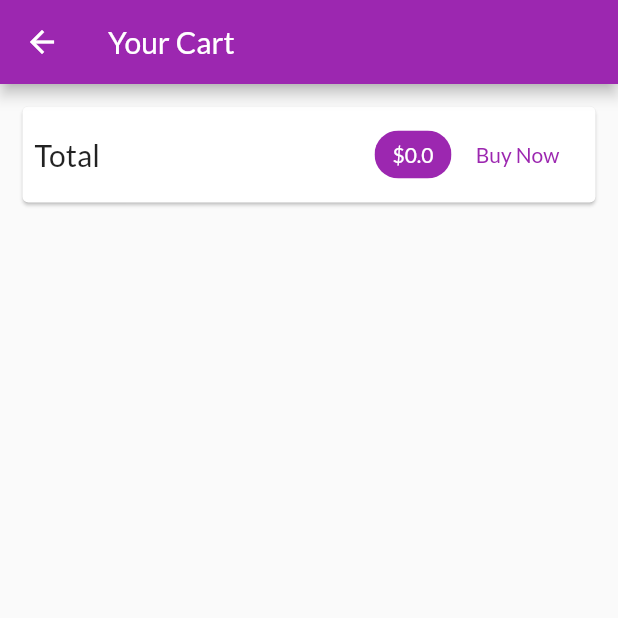
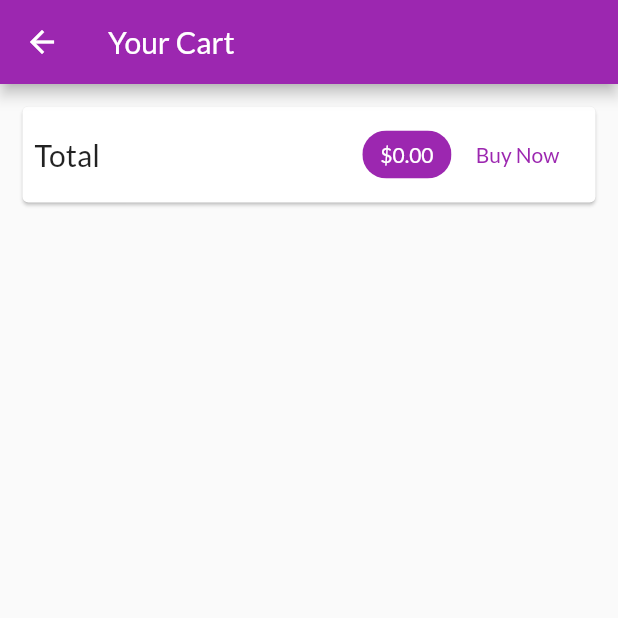
Before and after one commit to ameyd96/Flutter-Apps, a Flutter app: the CartScreen screen opened by its route, after a tap on "Buy Now", on a phone screen of 412 x 824 dp, the top half of it. Run offline on Flutter 3.47's test engine with Material 2 defaults, Android fonts, the phone set to English and light mode, and no system bars; network calls fail.

Commit message:
Drawer,Orders screen show and order placed details are shown

```diff
--- a/shop_app/lib/providers/cart.dart
+++ b/shop_app/lib/providers/cart.dart
@@ -68,4 +68,9 @@ class Cart with ChangeNotifier {
      _items.remove(productid);
      notifyListeners();
   }
+
+  void clear(){
+    _items ={};
+    notifyListeners();
+  }
 }
--- /dev/null
+++ b/shop_app/lib/providers/orders.dart
@@ -0,0 +1,36 @@
+import 'package:flutter/foundation.dart';
+import './cart.dart';
+
+class OrderItem {
+  final String id;
+  final double amount;
+  List<CartItem> products;
+  final DateTime dateTime;
+
+  OrderItem({
+    @required this.id,
+    @required this.amount,
+    @required this.products,
+    @required this.dateTime,
+  });
+}
+
+class Orders with ChangeNotifier {
+  List<OrderItem> _orders = [];
+
+  List<OrderItem> get orders {
+    return [..._orders];
+  }
+
+  void addOrder(List<CartItem> cartProducts, double total) {
+    _orders.insert(
+      0,
+      OrderItem(
+          id: DateTime.now().toString(),
+          amount: total,
+          dateTime: DateTime.now(),
+          products: cartProducts),
+    );
+    notifyListeners();
+  }
+}
--- a/shop_app/lib/screens/cart_screen.dart
+++ b/shop_app/lib/screens/cart_screen.dart
@@ -3,6 +3,7 @@ import 'package:provider/provider.dart';
 
 import '../providers/cart.dart' show Cart;
 import '../widgets/cart_item.dart';
+import '../providers/orders.dart';
 
 class CartScreen extends StatelessWidget {
   static const routeName = '/cart';
@@ -29,7 +30,7 @@ class CartScreen extends StatelessWidget {
                   Spacer(), // gives left margin , move to right sise
                   Chip(
                     label: Text(
-                      '\$${cart.tottalAmount}',
+                      '\$${cart.tottalAmount.toStringAsFixed(2)}',
                       style: TextStyle(
                           color:
                               Theme.of(context).primaryTextTheme.title.color),
@@ -38,7 +39,13 @@ class CartScreen extends StatelessWidget {
                   ),
                   FlatButton(
                     child: Text('Buy Now'),
-                    onPressed: () {},
+                    onPressed: () {
+                      Provider.of<Orders>(context, listen: false).addOrder(
+                        cart.items.values.toList(),
+                        cart.tottalAmount,
+                      );
+                      cart.clear();
+                    },
                     textColor: Theme.of(context).primaryColor,
                   )
                 ],
--- /dev/null
+++ b/shop_app/lib/screens/orders_screen.dart
@@ -0,0 +1,26 @@
+import 'package:flutter/material.dart';
+
+import 'package:provider/provider.dart';
+
+
+import '../widgets/app_drawer.dart';
+import '../providers/orders.dart' show Orders;
+import '../widgets/order_item.dart';
+
+class OrdersScreen extends StatelessWidget {
+  static const routeName = '/order';
+  @override
+  Widget build(BuildContext context) {
+    final orderData = Provider.of<Orders>(context);
+    return Scaffold(
+      appBar: AppBar(
+        title: Text('your Orders'),
+      ),
+      drawer: AppDrawer(),
+      body: ListView.builder(
+        itemCount: orderData.orders.length,
+        itemBuilder: (ctx, i) => OrderItem(orderData.orders[i]),
+      ),
+    );
+  }
+}
--- a/shop_app/lib/screens/product_overview_screen.dart
+++ b/shop_app/lib/screens/product_overview_screen.dart
@@ -8,6 +8,7 @@ import 'package:provider/provider.dart';
 import '../widgets/products_grid.dart';
 import '../widgets/badge.dart';
 import '../providers/cart.dart';
+import '../widgets/app_drawer.dart';
 
 enum FilterOptions {
   Favorites,
@@ -67,6 +68,7 @@ class _ProductOverviewScreenState extends State<ProductOverviewScreen> {
           ),
         ],
       ),
+      drawer: AppDrawer(),
       body: ProductsGrid(_showFavoriteOnly),
     );
   }
--- /dev/null
+++ b/shop_app/lib/widgets/order_item.dart
@@ -0,0 +1,70 @@
+import 'dart:math';
+
+import 'package:flutter/material.dart';
+import 'package:intl/intl.dart';
+
+import '../providers/orders.dart' as ord;
+
+class OrderItem extends StatefulWidget {
+  final ord.OrderItem order;
+
+  OrderItem(this.order);
+
+  @override
+  _OrderItemState createState() => _OrderItemState();
+}
+
+class _OrderItemState extends State<OrderItem> {
+  var _expaned = false;
+  @override
+  Widget build(BuildContext context) {
+    return Card(
+      margin: EdgeInsets.all(10),
+      child: Column(
+        children: [
+          ListTile(
+            title: Text('\$${widget.order.amount}'),
+            subtitle: Text(
+              DateFormat('dd/MM/yyyy hh:mm').format(widget.order.dateTime),
+            ),
+            trailing: IconButton(
+              icon: Icon(_expaned ? Icons.expand_less : Icons.expand_more),
+              onPressed: () {
+                setState(() {
+                  _expaned = !_expaned;
+                });
+              },
+            ),
+          ),
+          if (_expaned)
+            Container(
+              padding: EdgeInsets.symmetric(horizontal: 15,vertical: 4),
+              height: min(widget.order.products.length * 20.0 + 10, 100),
+              child: ListView(
+                children: widget.order.products
+                    .map(
+                      (prod) => Row(
+                        mainAxisAlignment: MainAxisAlignment.spaceBetween,
+                        children: [
+                          Text(
+                            prod.title,
+                            style: TextStyle(
+                              fontSize: 18,
+                              fontWeight: FontWeight.bold,
+                            ),
+                          ),
+                          Text(
+                            '${prod.quantity}x \$${prod.price}',
+                            style: TextStyle(fontSize: 18, color: Colors.grey),
+                          )
+                        ],
+                      ),
+                    )
+                    .toList(),
+              ),
+            )
+        ],
+      ),
+    );
+  }
+}
--- a/shop_app/pubspec.yaml
+++ b/shop_app/pubspec.yaml
@@ -24,6 +24,8 @@ dependencies:
   flutter:
     sdk: flutter
   provider: ^5.0.0
+  intl: ^0.17.0
+
 
 
   # The following adds the Cupertino Icons font to your application.
```
Also changed, not shown: shop_app/lib/main.dart (+8 -3 lines), shop_app/lib/widgets/app_drawer.dart (added, +39 -0 lines), shop_app/pubspec.lock.
